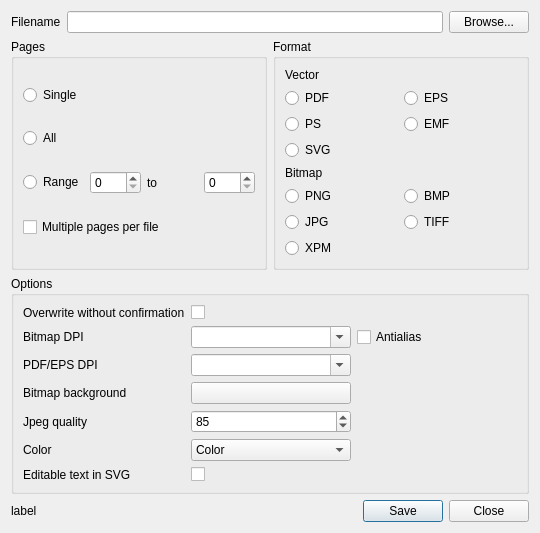
Old version of the form ui/export.ui in the repository veusz/veusz.
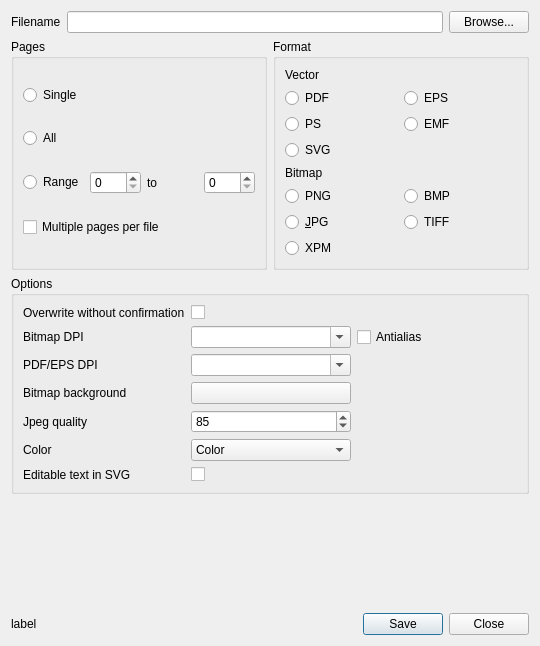
New version of the form.

Patch:
```diff
--- a/ui/export.ui
+++ b/ui/export.ui
@@ -7,7 +7,7 @@
     <x>0</x>
     <y>0</y>
     <width>540</width>
-    <height>533</height>
+    <height>646</height>
    </rect>
   </property>
   <property name="windowTitle">
@@ -194,7 +194,7 @@
           <item row="1" column="0">
            <widget class="QRadioButton" name="radioFormatJPG">
             <property name="text">
-             <string>JPG</string>
+             <string>&amp;JPG</string>
             </property>
            </widget>
           </item>
```
Left out of the diff: 2 changed lines with no effect on the pictures.
